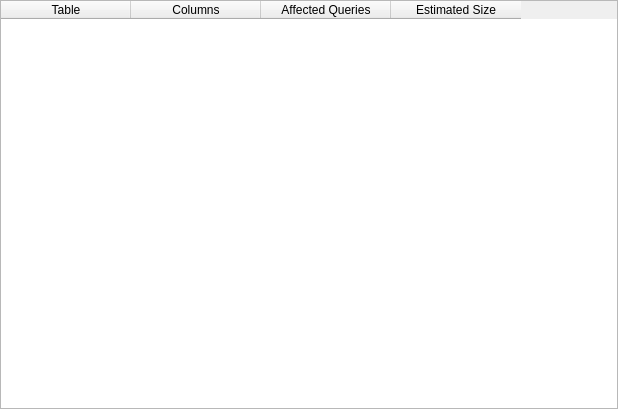
First picture: the form in ui/candidateslistwidget.ui, repository eduardoweiland/mist, before the edit.
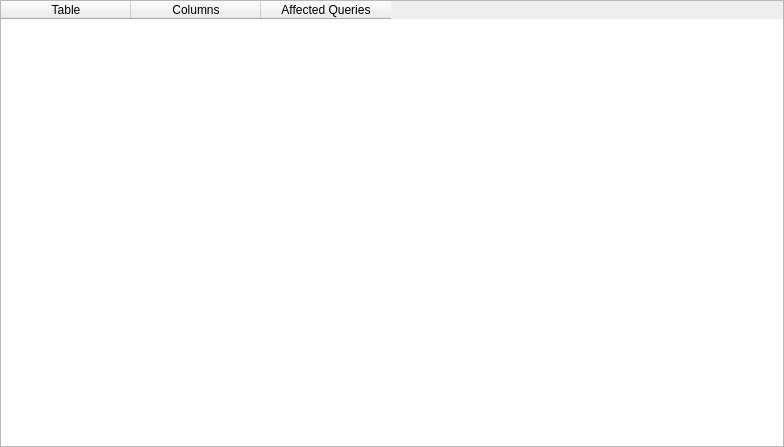
Second picture: the form after the edit.

The edit to the form file:
```diff
--- a/ui/candidateslistwidget.ui
+++ b/ui/candidateslistwidget.ui
@@ -6,8 +6,8 @@
    <rect>
     <x>0</x>
     <y>0</y>
-    <width>618</width>
-    <height>409</height>
+    <width>784</width>
+    <height>447</height>
    </rect>
   </property>
   <property name="windowTitle">
@@ -61,11 +61,6 @@
        <string>Affected Queries</string>
       </property>
      </column>
-     <column>
-      <property name="text">
-       <string>Estimated Size</string>
-      </property>
-     </column>
     </widget>
    </item>
   </layout>
```
